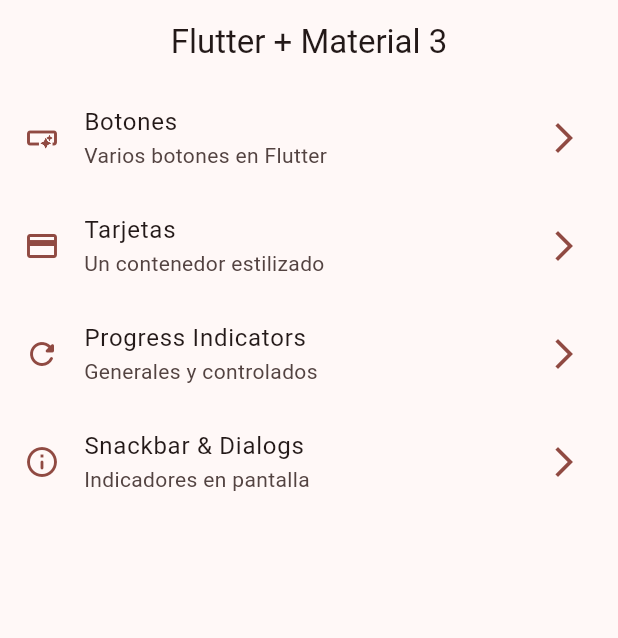
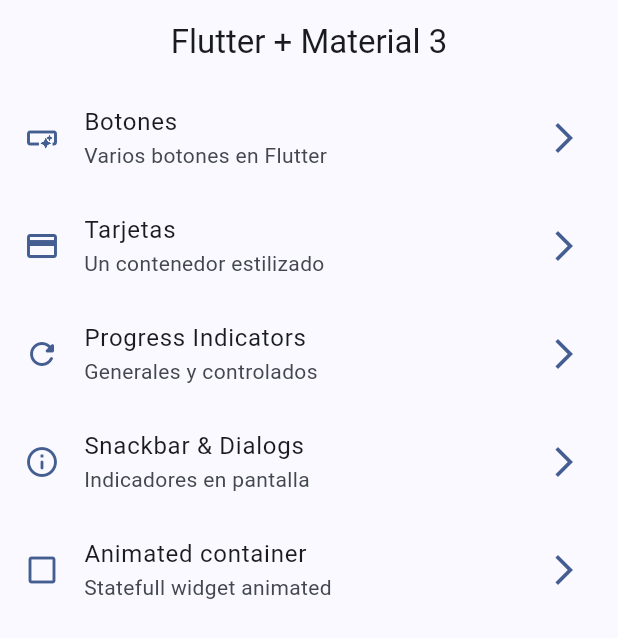
Before and after one commit to JesusDSaavedra/widgets_app, a Flutter app: the screen it shows after launch, on a phone screen of 412 x 824 dp. Shown: the top 638 px of the screen. Run offline on Flutter 3.47's test engine with Material 3 defaults, Android fonts, the phone set to English and light mode, and no system bars; our stand-ins replace go_router.

```diff
--- a/lib/config/menu/menu_items.dart
+++ b/lib/config/menu/menu_items.dart
@@ -39,4 +39,10 @@ const appMenuItems = <MenuItem>[
     link: '/snackbars',
     icon: Icons.info_outline_rounded,
   ),
+  MenuItem(
+    title: 'Animated container',
+    subtitle: 'Statefull widget animated',
+    link: '/animated',
+    icon: Icons.check_box_outline_blank_outlined,
+  ),
 ];
--- a/lib/config/router/app_router.dart
+++ b/lib/config/router/app_router.dart
@@ -39,6 +39,13 @@ final GoRouter appRouter = GoRouter(
             return const SnackbarScreen();
           },
         ),
+        GoRoute(
+          name: AnimatedScreen.name,
+          path: 'animated',
+          builder: (BuildContext context, GoRouterState state) {
+            return const AnimatedScreen();
+          },
+        ),
       ],
     ),
   ],
--- a/lib/main.dart
+++ b/lib/main.dart
@@ -12,7 +12,7 @@ class MainApp extends StatelessWidget {
   @override
   Widget build(BuildContext context) {
     return MaterialApp.router(
-      theme: AppTheme(selectedColor: 0).getTheme(),
+      theme: AppTheme(selectedColor: 4).getTheme(),
       debugShowCheckedModeBanner: false,
       routerConfig: appRouter,
     );
--- a/lib/presentation/screens/snackbar/snackbar_screen.dart
+++ b/lib/presentation/screens/snackbar/snackbar_screen.dart
@@ -2,7 +2,7 @@ import 'package:flutter/material.dart';
 import 'package:go_router/go_router.dart';
 
 class SnackbarScreen extends StatelessWidget {
-  static const name = 'progress_screen';
+  static const name = 'snackbar_screen';
   const SnackbarScreen({super.key});
 
   showCustomSnackbar(BuildContext context) {
```
Also changed, not shown: lib/presentation/screens/animated/animated_screen.dart (+50 -2 lines).
